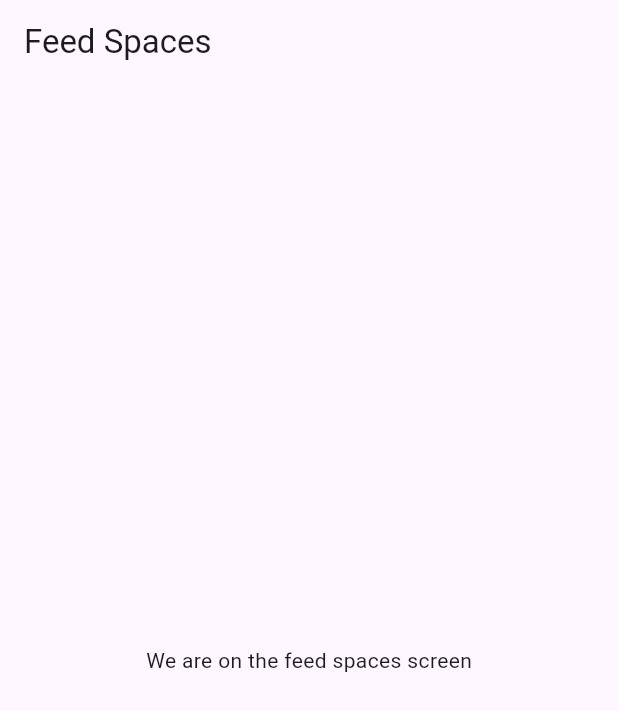
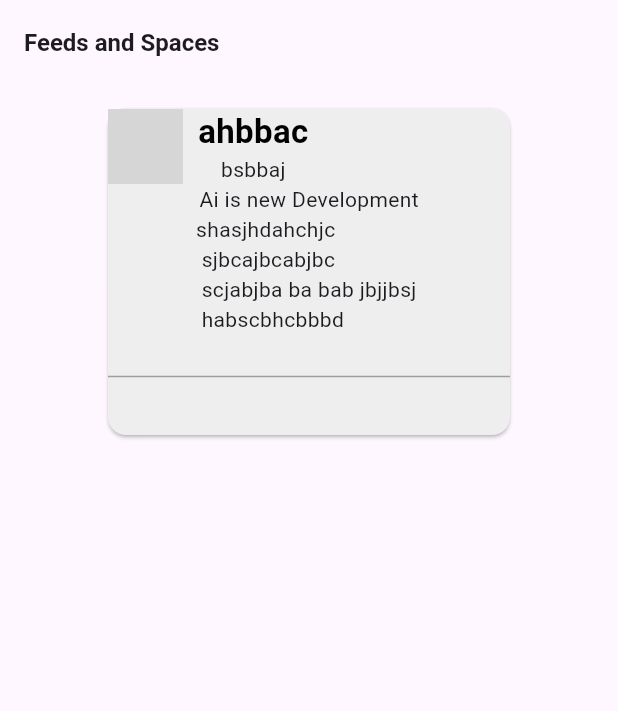
Before and after one commit to Durgesh9M/feed-spaces, a Flutter app: the screen it shows after launch, on a phone screen of 412 x 824 dp. Shown: the top 711 px of the screen. Run offline on Flutter 3.47's test engine with Material 3 defaults, Android fonts, the phone set to English and light mode, and no system bars; our stand-ins replace bloc; grey boxes are pictures that could not be loaded.

Commit message:
created custom post card, spaces and feed page

```diff
--- /dev/null
+++ b/lib/features/feed_spaces/ui/feeds_page.dart
@@ -0,0 +1,44 @@
+import 'package:feed_spaces/features/feed_spaces/widgets/post_card.dart';
+import 'package:flutter/material.dart';
+
+class FeedsPage extends StatefulWidget {
+  const FeedsPage({super.key});
+
+  @override
+  State<FeedsPage> createState() => _FeedsPageState();
+}
+
+class _FeedsPageState extends State<FeedsPage> {
+  @override
+  Widget build(BuildContext context) {
+    return Scaffold(
+      appBar: AppBar(
+        title: Text("Feeds and Spaces",
+        style: TextStyle(fontSize: 16.0,
+        fontWeight: FontWeight.bold),),
+      ),
+      body: Container(
+        child: Column(
+          children: [
+            PostCard(
+              height: 250,
+              width: 300,
+              imageUrl: AssetImage("assets/images/cat.jpg"),
+              radius: 25,
+              author: "ahbbac",
+              titleStyle: TextStyle(
+                color: Colors.pink,
+                fontSize: 20.0,
+              ),
+              title: "Ai is new Development",
+              content: "shasjhdahchjc\n sjbcajbcabjbc \n scjabjba ba bab jbjjbsj \n habscbhcbbbd \n",
+              IconButton: IconButton(onPressed: (){},
+                  icon: Icon(Icons.favorite)),
+            )
+
+          ],
+        ),
+      ),
+    );
+  }
+}
--- /dev/null
+++ b/lib/features/feed_spaces/widgets/post_card.dart
@@ -0,0 +1,97 @@
+import 'package:flutter/material.dart';
+
+class PostCard extends StatelessWidget {
+  final String? author;
+  final String? title;
+  final TextStyle? titleStyle;
+  final String? subtitle;
+  final TextStyle? subTitleStyle;
+  final String? content;
+  final TextStyle? contentStyle;
+  final ImageProvider? imageUrl;
+  final DateTime? date;
+  final Widget? IconButton;
+  final Widget? Icon;
+  final Widget? child;
+  final double? height;
+  final double? width;
+  final double? radius;
+  final int? likesCount;
+  final int? commentCount;
+
+  const PostCard(
+      {super.key,
+      this.title,
+      this.subtitle,
+      this.content,
+      this.imageUrl,
+      this.date,
+      this.IconButton,
+      this.Icon,
+      this.child,
+        this.height,
+        this.width,
+        this.radius,
+        this.likesCount,
+        this.commentCount,
+        this.titleStyle,
+        this.subTitleStyle,
+        this.contentStyle,
+        this.author});
+
+  @override
+
+  Widget build(BuildContext context) {
+    return Center(
+      child: Container(
+        height: height,
+        width: width,
+        child: Card(
+          margin: EdgeInsets.all(16.0),
+          color: Colors.grey[200],
+          child: Column(
+            children: [
+              Row(
+                children: [
+                  CircleAvatar(
+                    backgroundImage: imageUrl,
+                    radius: radius,
+                  ),
+                  SizedBox(width: 10.0,),
+                  Column(
+                    children: [
+                      Text(author ?? "hbchbc", style: TextStyle(
+                        fontWeight: FontWeight.bold,
+                        fontSize: 22.0,
+                        color: Colors.black,
+                      ),),
+                      Text(subtitle ?? "bsbbaj"),
+                    ],
+                  )
+                ]
+              ),
+              Text(title ?? "kkncnkckcd",),
+              Text(content ?? "xkxnak",
+              textAlign: TextAlign.start,),
+              Divider(
+                thickness: 1.0,
+                color: Colors.grey,
+              ),
+          //     Row(
+          //       children: [
+          //         IconButton!,
+          //         Text(likesCount.toString()),
+          //         SizedBox(width: 10.0,),
+          //         IconButton!,
+          //         Text(likesCount.toString()),
+          //         SizedBox(width: 20.0,),
+          //         Text(date!.timeZoneName),
+          //   ],
+          // ),
+        ]
+        ),
+      ),
+      ),
+    );
+  }
+}
--- a/lib/main.dart
+++ b/lib/main.dart
@@ -1,4 +1,7 @@
 import 'package:feed_spaces/features/feed_spaces/ui/feed_spaces_screen.dart';
+import 'package:feed_spaces/features/feed_spaces/ui/feeds_page.dart';
+import 'package:feed_spaces/features/feed_spaces/ui/spaces_page.dart';
+import 'package:feed_spaces/features/feed_spaces/widgets/post_card.dart';
 import 'package:flutter/material.dart';
 
 void main() {
@@ -17,7 +20,7 @@ class MyApp extends StatelessWidget {
         colorScheme: ColorScheme.fromSeed(seedColor: Colors.deepPurple),
         useMaterial3: true,
       ),
-      home: FeedSpacesScreen(),
+      home: FeedsPage(),
     );
   }
 }
--- a/pubspec.yaml
+++ b/pubspec.yaml
@@ -60,8 +60,8 @@ flutter:
   uses-material-design: true
 
   # To add assets to your application, add an assets section, like this:
-  # assets:
-  #   - images/a_dot_burr.jpeg
+  assets:
+    - assets/images/
   #   - images/a_dot_ham.jpeg
 
   # An image asset can refer to one or more resolution-specific "variants", see
```
Also changed, not shown: lib/features/feed_spaces/ui/spaces_page.dart (added, +79 -0 lines), pubspec.lock.
